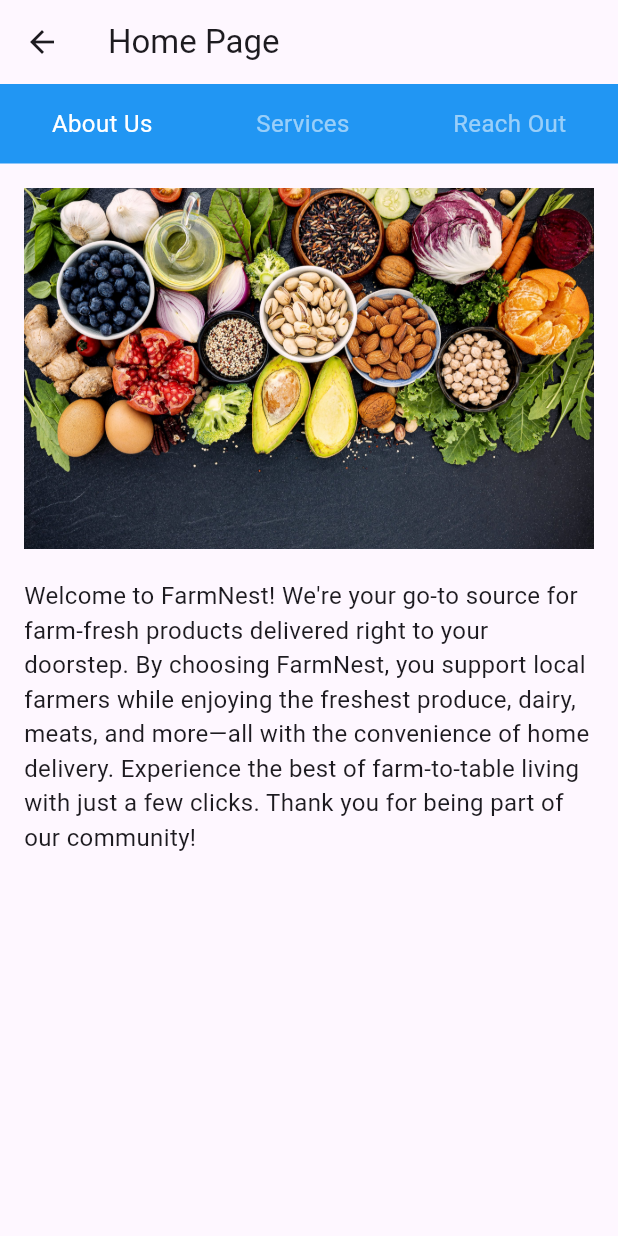
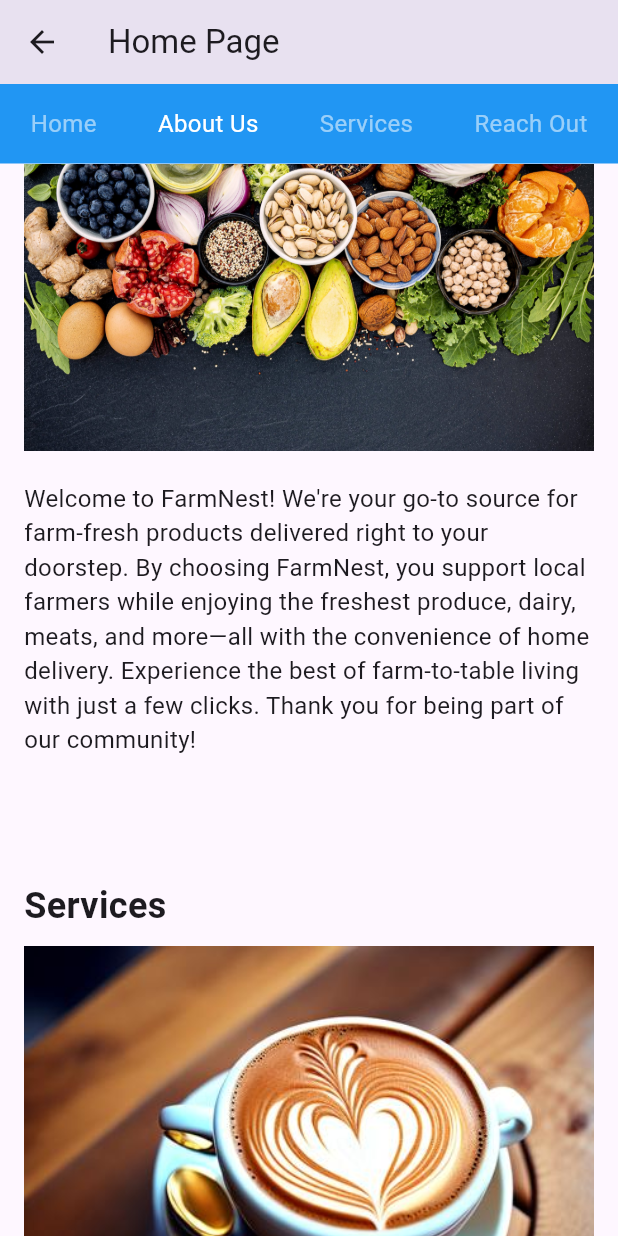
Before and after one commit to Surendar-k/Farmersyy, a Flutter app: the HomePage screen opened directly, after a tap on "About Us", on a phone screen of 412 x 824 dp. Run offline on Flutter 3.47's test engine with Material 3 defaults, Android fonts, the phone set to English and light mode, and no system bars.

Commit message:
feat: home page

```diff
--- a/frontend/lib/home_page.dart
+++ b/frontend/lib/home_page.dart
@@ -6,25 +6,49 @@ class HomePage extends StatefulWidget {
 }
 
 class _HomePageState extends State<HomePage> {
+  final ScrollController _scrollController = ScrollController();
+  final GlobalKey _homeKey = GlobalKey();
+  final GlobalKey _aboutUsKey = GlobalKey();
+  final GlobalKey _servicesKey = GlobalKey();
+  final GlobalKey _reachOutKey = GlobalKey();
+
   int _selectedIndex = 0;
+  bool _isSellerSelected = false;
+  bool _isBuyerSelected = false;
 
   void _onItemTapped(int index) {
     setState(() {
       _selectedIndex = index;
     });
 
-    // Handle navigation based on the selected index
+    // Scroll to the respective section
     switch (index) {
       case 0:
-        // Handle navigation to About Us
+        _scrollToSection(_homeKey);
         break;
       case 1:
-        // Handle navigation to Services
+        _scrollToSection(_aboutUsKey);
         break;
       case 2:
-        // Handle navigation to Reach Out
+        _scrollToSection(_servicesKey);
+        break;
+      case 3:
+        _scrollToSection(_reachOutKey);
         break;
     }
+  }
+
+  void _scrollToSection(GlobalKey key) {
+    final RenderBox renderBox =
+        key.currentContext!.findRenderObject() as RenderBox;
+    final position = renderBox.localToGlobal(Offset.zero, ancestor: null);
+    final offset = _scrollController.offset + position.dy;
+
+    _scrollController.animateTo(
+      offset,
+      duration: Duration(seconds: 1),
+      curve: Curves.easeInOut,
+    );
   }
 
   @override
@@ -43,38 +67,23 @@ class _HomePageState extends State<HomePage> {
             child: Row(
               mainAxisAlignment: MainAxisAlignment.spaceAround,
               children: [
-                _topNavBarItem('About Us', 0),
-                _topNavBarItem('Services', 1),
-                _topNavBarItem('Reach Out', 2),
+                _topNavBarItem('Home', 0),
+                _topNavBarItem('About Us', 1),
+                _topNavBarItem('Services', 2),
+                _topNavBarItem('Reach Out', 3),
               ],
             ),
           ),
           // Image and Text Content
           Expanded(
-            child: Padding(
-              padding: const EdgeInsets.all(16.0),
-              child: Column(
-                crossAxisAlignment: CrossAxisAlignment.start,
-                children: [
-                  // Image
-                  Container(
-                    constraints: BoxConstraints(
-                      minWidth: 100,
-                      minHeight: 100,
-                    ),
-                    child: Image.asset(
-                      'assets/aboutus.jpg',
-                      fit: BoxFit.cover,
-                    ),
-                  ),
-                  SizedBox(height: 20),
-                  // Text Content
-                  Text(
-                    'Welcome to FarmNest! We\'re your go-to source for farm-fresh products delivered right to your doorstep. By choosing FarmNest, you support local farmers while enjoying the freshest produce, dairy, meats, and more—all with the convenience of home delivery. Experience the best of farm-to-table living with just a few clicks. Thank you for being part of our community!',
-                    style: TextStyle(fontSize: 16),
-                  ),
-                ],
-              ),
+            child: ListView(
+              controller: _scrollController,
+              children: [
+                _buildHomeSection(),
+                _buildAboutUsSection(),
+                _buildServicesSection(),
+                _buildReachOutSection(),
+              ],
             ),
           ),
         ],
@@ -97,4 +106,171 @@ class _HomePageState extends State<HomePage> {
       ),
     );
   }
+
+  Widget _buildHomeSection() {
+    return Container(
+      key: _homeKey,
+      padding: EdgeInsets.all(16.0),
+      child: Column(
+        crossAxisAlignment: CrossAxisAlignment.center,  // Center content horizontally
+        children: [
+          Text(
+            'Fresh Farm Here!!',
+            style: TextStyle(fontSize: 28, fontWeight: FontWeight.bold),
+            textAlign: TextAlign.center,  // Center the text
+          ),
+          SizedBox(height: 20),
+          Text(
+            'Choose Your Role?',
+            style: TextStyle(fontSize: 20, fontWeight: FontWeight.w600),
+            textAlign: TextAlign.center,  // Center the text
+          ),
+          SizedBox(height: 20),
+          Row(
+            mainAxisAlignment: MainAxisAlignment.spaceAround,
+            children: [
+              ElevatedButton(
+                onPressed: () {
+                  setState(() {
+                    _isSellerSelected = !_isSellerSelected;
+                    if (_isSellerSelected) _isBuyerSelected = false;
+                  });
+                },
+                style: ElevatedButton.styleFrom(
+                  backgroundColor: _isSellerSelected ? Colors.green : Colors.grey,
+                ),
+                child: Text('Seller'),
+              ),
+              ElevatedButton(
+                onPressed: () {
+                  setState(() {
+                    _isBuyerSelected = !_isBuyerSelected;
+                    if (_isBuyerSelected) _isSellerSelected = false;
+                  });
+                },
+                style: ElevatedButton.styleFrom(
+                  backgroundColor: _isBuyerSelected ? Colors.orange : Colors.grey,
+                ),
+                child: Text('Buyer'),
+              ),
+            ],
+          ),
+          SizedBox(height: 20),
+          Center(
+            child: ElevatedButton(
+              onPressed: () {
+                // Handle Get Started action
+              },
+              child: Text(
+                'Get Started',
+                style: TextStyle(fontSize: 20),
+              ),
+              style: ElevatedButton.styleFrom(
+                padding: EdgeInsets.symmetric(horizontal: 50, vertical: 15),
+              ),
+            ),
+          ),
+          SizedBox(height: 20),
+          Center(
+            child: Image.asset('assets/cupcoffee.png', fit: BoxFit.cover),
+          ),
+          SizedBox(height: 50),
+        ],
+      ),
+    );
+  }
+
+  Widget _buildAboutUsSection() {
+    return Container(
+      key: _aboutUsKey,
+      padding: EdgeInsets.all(16.0),
+      child: Column(
+        crossAxisAlignment: CrossAxisAlignment.start,
+        children: [
+          Text(
+            'About Us',
+            style: TextStyle(fontSize: 24, fontWeight: FontWeight.bold),
+          ),
+          SizedBox(height: 10),
+          Image.asset('assets/aboutus.jpg', fit: BoxFit.cover),
+          SizedBox(height: 20),
+          Text(
+            'Welcome to FarmNest! We\'re your go-to source for farm-fresh products delivered right to your doorstep. By choosing FarmNest, you support local farmers while enjoying the freshest produce, dairy, meats, and more—all with the convenience of home delivery. Experience the best of farm-to-table living with just a few clicks. Thank you for being part of our community!',
+            style: TextStyle(fontSize: 16),
+          ),
+          SizedBox(height: 50),
+        ],
+      ),
+    );
+  }
+
+  Widget _buildServicesSection() {
+    return Container(
+      key: _servicesKey,
+      padding: EdgeInsets.all(16.0),
+      child: Column(
+        crossAxisAlignment: CrossAxisAlignment.start,
+        children: [
+          Text(
+            'Services',
+            style: TextStyle(fontSize: 24, fontWeight: FontWeight.bold),
+          ),
+          SizedBox(height: 10),
+          Image.asset('assets/cappuccino.png', fit: BoxFit.cover),
+          SizedBox(height: 20),
+          Text(
+            'FarmNest makes it easy to get farm-fresh vegetables and other products delivered straight to your home. We offer a wide range of high-quality, locally-sourced produce, dairy, meats, and artisanal goods. Supporting local farmers, we ensure you receive the freshest ingredients with the convenience of home delivery. Experience farm-to-table living with FarmNest today!',
+            style: TextStyle(fontSize: 16),
+          ),
+          SizedBox(height: 50),
+        ],
+      ),
+    );
+  }
+
+  Widget _buildReachOutSection() {
+    return Container(
+      key: _reachOutKey,
+      padding: EdgeInsets.all(16.0),
+      child: Column(
+        crossAxisAlignment: CrossAxisAlignment.start,
+        children: [
+          Text(
+            'Reach Out',
+            style: TextStyle(fontSize: 24, fontWeight: FontWeight.bold),
+          ),
+          SizedBox(height: 20),
+          TextField(
+            decoration: InputDecoration(
+              labelText: 'Name',
+              border: OutlineInputBorder(),
+            ),
+          ),
+          SizedBox(height: 20),
+          TextField(
+            decoration: InputDecoration(
+              labelText: 'Email/Phone Number',
+              border: OutlineInputBorder(),
+            ),
+          ),
+          SizedBox(height: 20),
+          TextField(
+            decoration: InputDecoration(
+              labelText: 'Message',
+              border: OutlineInputBorder(),
+            ),
+            maxLines: 5,
+          ),
+          SizedBox(height: 20),
+          ElevatedButton(
+            onPressed: () {
+              // Handle form submission
+            },
+            child: Text('Submit'),
+          ),
+          SizedBox(height: 50),
+        ],
+      ),
+    );
+  }
 }
--- a/frontend/lib/splash_screen/swipe_up_screen.dart
+++ b/frontend/lib/splash_screen/swipe_up_screen.dart
@@ -212,7 +212,7 @@ class _SwipeUpScreenState extends State<SwipeUpScreen>
 
   Widget _buildLoginForm(BuildContext context) {
     return Container(
-      height: MediaQuery.of(context).size.height * 0.62,
+      height: MediaQuery.of(context).size.height * 0.63,
       padding: const EdgeInsets.all(16.0),
       decoration: BoxDecoration(
         color: Colors.white,
--- a/frontend/pubspec.yaml
+++ b/frontend/pubspec.yaml
@@ -62,6 +62,8 @@ flutter:
   assets:
     - assets/cupcoffee.png
     - assets/aboutus.jpg
+    - assets/aeropress.png
+    - assets/cappuccino.png
 
 
 
```
Also changed, not shown: frontend/assets/aeropress.png (added), frontend/assets/cappuccino.png (added), frontend/assets/greentea.png (added).
